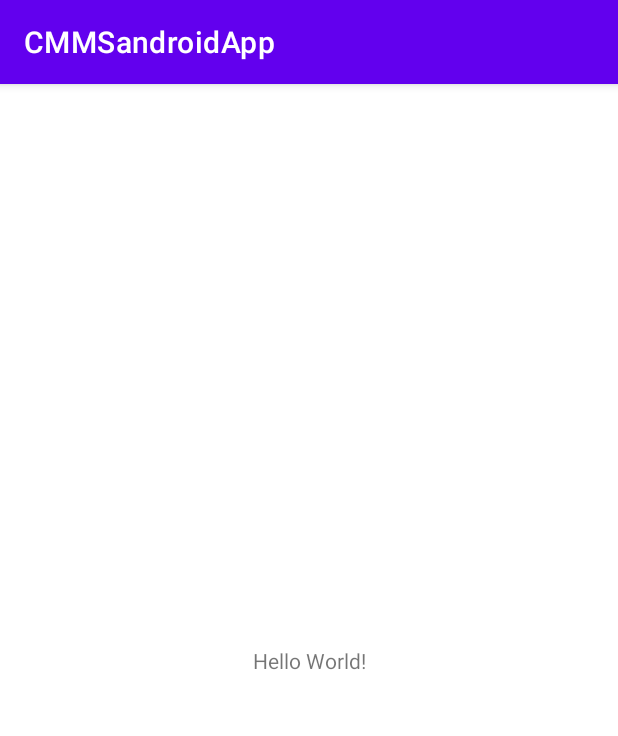
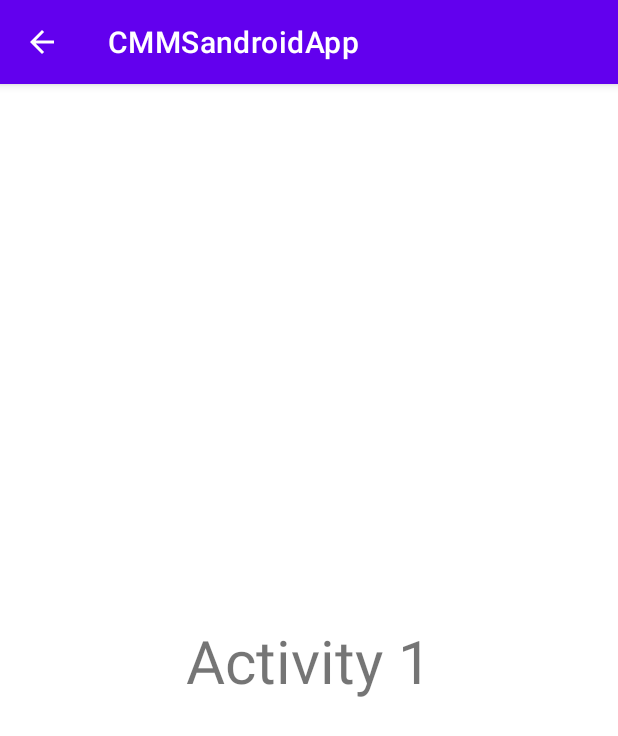
Before and after one commit to georeaper/CMMSandroidApp, an Android app: the screen it shows after launch (MainActivity), on a phone screen of 412 x 824 dp. Shown: the top 736 px of the screen. Run offline under Robolectric (Android 15) with nearby library versions, the phone set to English and light mode, and no system bars; our stand-ins replace Room's generated code.

Commit message:
First Commit

```diff
--- a/app/src/main/java/com/gkprojects/cmmsandroidapp/MainActivity.kt
+++ b/app/src/main/java/com/gkprojects/cmmsandroidapp/MainActivity.kt
@@ -2,35 +2,64 @@ package com.gkprojects.cmmsandroidapp
 
 import androidx.appcompat.app.AppCompatActivity
 import android.os.Bundle
+import android.view.MenuItem
+import android.widget.Toast
+import androidx.appcompat.app.ActionBarDrawerToggle
+import androidx.drawerlayout.widget.DrawerLayout
 import androidx.room.Room
+import com.google.android.material.navigation.NavigationView
 import kotlinx.coroutines.Dispatchers
 import kotlinx.coroutines.GlobalScope
 import kotlinx.coroutines.launch
 import java.io.File
 
 class MainActivity : AppCompatActivity() {
+    lateinit var toggle: ActionBarDrawerToggle
     lateinit var AppDb: AppDatabase
     override fun onCreate(savedInstanceState: Bundle?) {
         super.onCreate(savedInstanceState)
         setContentView(R.layout.activity_main)
-        AppDb=AppDatabase.getDatabase(this)
-        val db = Room.databaseBuilder(
-            applicationContext,
-            AppDatabase::class.java, "cmms_db"
-        ).build()
-        val name= "George"
-        val email= "giorgoskouvarakis@gmail.com"
-        val address= "sperheioi16"
-        val date="27-11-2027"
-        val customer= CustomerData(null,name,email,address,date)
 
-        GlobalScope.launch(Dispatchers.IO){
-             AppDb.CustomerDao().insertAll(customer)
+        val drawerLayout : DrawerLayout = findViewById(R.id.DrawLayout)
+        val navView :NavigationView=findViewById(R.id.navView)
+        toggle= ActionBarDrawerToggle(this,drawerLayout,R.string.open,R.string.close)
+        drawerLayout.addDrawerListener(toggle)
+
+        supportActionBar?.setDisplayHomeAsUpEnabled(true)
+
+        navView.setNavigationItemSelectedListener {
+
+            when(it.itemId){
+                R.id.home_item -> Toast.makeText(applicationContext,"Home Clicked",Toast.LENGTH_SHORT).show()
+                R.id.download_item -> Toast.makeText(applicationContext,"Download Clicked",Toast.LENGTH_SHORT).show()
+            }
+            true
         }
+
+
+//        AppDb=AppDatabase.getDatabase(this)
+//        val db = Room.databaseBuilder(
+//            applicationContext,
+//            AppDatabase::class.java, "cmms_db"
+//        ).build()
+//        val name= "George"
+//        val email= "giorgoskouvarakis@gmail.com"
+//        val address= "sperheioi16"
+//        val date="27-11-2027"
+//        val customer= CustomerData(null,name,email,address,date)
+//
+//        GlobalScope.launch(Dispatchers.IO){
+//             AppDb.CustomerDao().insertAll(customer)
+        }
+
+    override fun onOptionsItemSelected(item: MenuItem): Boolean {
+
+        if(toggle.onOptionsItemSelected(item)){
+            return true
+        }
+        return super.onOptionsItemSelected(item)
+    }
 
 
 
     }
-
-
-}
--- /dev/null
+++ b/app/src/main/res/drawable/baseline_download_for_offline_24.xml
@@ -0,0 +1,5 @@
+<vector android:height="24dp" android:tint="#000000"
+    android:viewportHeight="24" android:viewportWidth="24"
+    android:width="24dp" xmlns:android="http://schemas.android.com/apk/res/android">
+    <path android:fillColor="@android:color/white" android:pathData="M12,2C6.49,2 2,6.49 2,12s4.49,10 10,10s10,-4.49 10,-10S17.51,2 12,2zM11,10V6h2v4h3l-4,4l-4,-4H11zM17,17H7v-2h10V17z"/>
+</vector>
--- /dev/null
+++ b/app/src/main/res/drawable/baseline_home_24.xml
@@ -0,0 +1,5 @@
+<vector android:height="24dp" android:tint="#000000"
+    android:viewportHeight="24" android:viewportWidth="24"
+    android:width="24dp" xmlns:android="http://schemas.android.com/apk/res/android">
+    <path android:fillColor="@android:color/white" android:pathData="M10,20v-6h4v6h5v-8h3L12,3 2,12h3v8z"/>
+</vector>
--- a/app/src/main/res/layout/activity_main.xml
+++ b/app/src/main/res/layout/activity_main.xml
@@ -1,18 +1,37 @@
 <?xml version="1.0" encoding="utf-8"?>
-<androidx.constraintlayout.widget.ConstraintLayout xmlns:android="http://schemas.android.com/apk/res/android"
+<androidx.drawerlayout.widget.DrawerLayout xmlns:android="http://schemas.android.com/apk/res/android"
     xmlns:app="http://schemas.android.com/apk/res-auto"
-    xmlns:tools="http://schemas.android.com/tools"
     android:layout_width="match_parent"
     android:layout_height="match_parent"
-    tools:context=".MainActivity">
+    android:id="@+id/DrawLayout">
+    <androidx.constraintlayout.widget.ConstraintLayout
+        android:layout_width="match_parent"
+        android:layout_height="match_parent">
 
         <TextView
+            android:id="@+id/tv_activity1"
             android:layout_width="wrap_content"
             android:layout_height="wrap_content"
-        android:text="Hello World!"
+            android:text="Activity 1"
+            android:textSize="40sp"
             app:layout_constraintBottom_toBottomOf="parent"
             app:layout_constraintEnd_toEndOf="parent"
             app:layout_constraintStart_toStartOf="parent"
             app:layout_constraintTop_toTopOf="parent" />
 
     </androidx.constraintlayout.widget.ConstraintLayout>
+    <com.google.android.material.navigation.NavigationView
+        android:layout_width="wrap_content"
+        android:layout_height="match_parent"
+        android:id="@+id/navView"
+        android:layout_gravity="start"
+        android:fitsSystemWindows="true"
+        app:headerLayout="@layout/nav_header"
+        app:menu="@menu/nav_menu">
+
+    </com.google.android.material.navigation.NavigationView>
+
+
+
+
+</androidx.drawerlayout.widget.DrawerLayout>
--- /dev/null
+++ b/app/src/main/res/layout/nav_header.xml
@@ -0,0 +1,18 @@
+<?xml version="1.0" encoding="utf-8"?>
+<LinearLayout
+    xmlns:android="http://schemas.android.com/apk/res/android"
+    android:layout_width="match_parent"
+    android:layout_height="wrap_content"
+    android:orientation="vertical"
+    android:layout_marginTop="15dp"
+    android:layout_marginStart="10dp"
+    android:background="@color/teal_200">
+
+    <TextView
+        android:layout_width="match_parent"
+        android:layout_height="wrap_content"
+        android:id="@+id/tv_menu_name"
+        android:text="test name"
+        android:textSize="20sp"/>
+
+</LinearLayout>
--- /dev/null
+++ b/app/src/main/res/menu/nav_menu.xml
@@ -0,0 +1,15 @@
+<?xml version="1.0" encoding="utf-8"?>
+<menu xmlns:android="http://schemas.android.com/apk/res/android">
+
+    <item
+        android:id="@+id/home_item"
+        android:title="Home"
+        android:icon="@drawable/baseline_home_24"
+        />
+    <item
+        android:id="@+id/download_item"
+        android:title="Download"
+        android:icon="@drawable/baseline_download_for_offline_24"/>
+
+
+</menu>
--- a/app/src/main/res/values/strings.xml
+++ b/app/src/main/res/values/strings.xml
@@ -1,3 +1,5 @@
 <resources>
     <string name="app_name">CMMSandroidApp</string>
+    <string name="open">open</string>
+    <string name="close">close</string>
 </resources>
```
Lines whose indentation alone changed are shown as unchanged.
